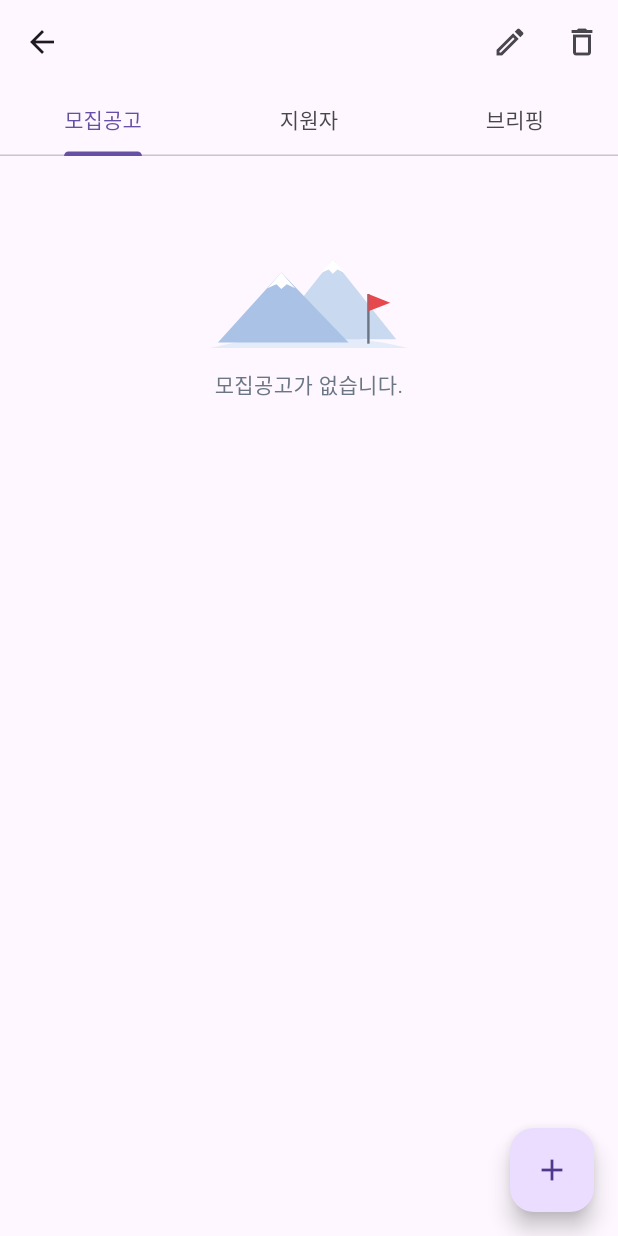
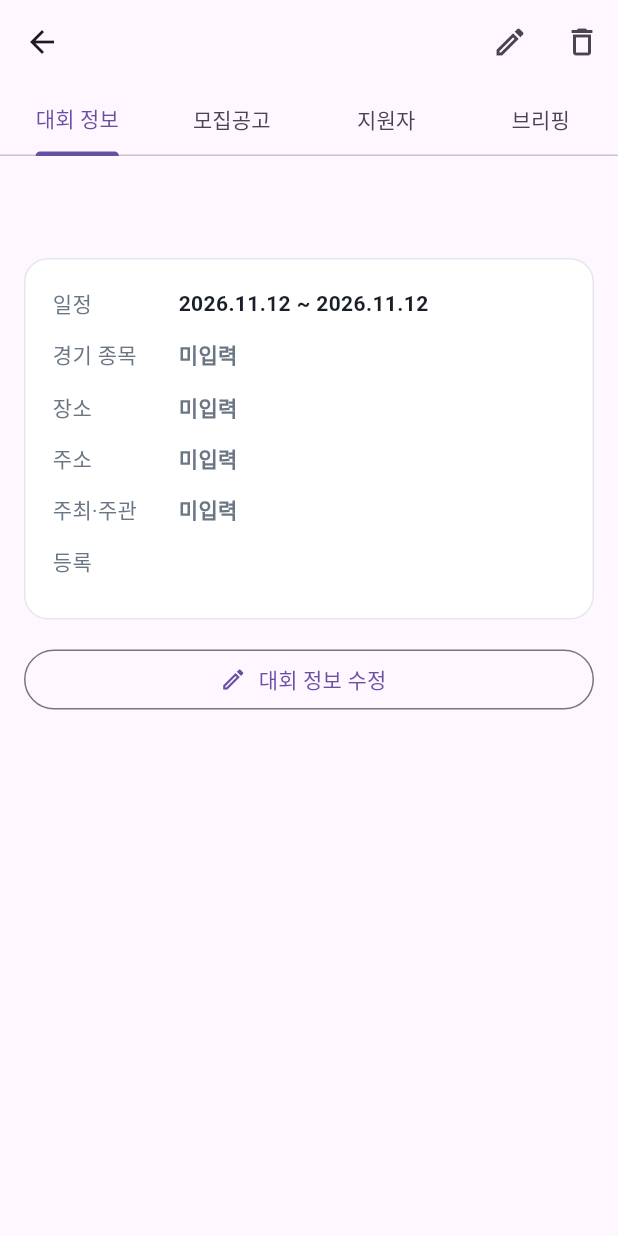
Before and after one commit to jiwon-ai/winref, a Flutter app: the CompetitionManage screen opened directly with empty values, on a phone screen of 412 x 824 dp. Run offline on Flutter 3.47's test engine with Material 3 defaults, Android fonts, the phone set to English and light mode, and no system bars; our stand-ins replace file_picker, firebase_core, firebase_messaging, pdf, printing, supabase_flutter and 2 more; missing offline and left inert: dart:js_interop, dart:ui_web; accounts and stored records are empty.

Commit message:
feat: 대회 관리 화면에 '대회 정보' 탭 추가 — 일정·종목·장소·주소·주최·등록자·지도·포스터, 바로 수정 (+E2E)
Co-Authored-By: Claude Opus 5.5 <noreply@anthropic.com>
Claude-Session: https://claude.ai/code/session_01LoRTHzmmYn6LtxUNU6apzA

```diff
--- a/app/lib/screens/organizer.dart
+++ b/app/lib/screens/organizer.dart
@@ -2,6 +2,7 @@ import 'package:flutter/material.dart';
 
 import '../common.dart';
 import '../theme.dart';
+import '../venue_map.dart';
 import 'profile.dart';
 
 /// 대회관계자 홈: 내 대회 목록 → 대회별 모집공고·지원자·브리핑 관리
@@ -276,7 +277,7 @@ class _CompetitionManageState extends State<CompetitionManage> {
   @override
   Widget build(BuildContext context) {
     return DefaultTabController(
-      length: 3,
+      length: 4,
       child: Scaffold(
         appBar: AppBar(
           actions: [
@@ -284,15 +285,73 @@ class _CompetitionManageState extends State<CompetitionManage> {
             IconButton(tooltip: '대회 삭제', onPressed: _delete, icon: const Icon(Icons.delete_outline)),
           ],
           title: Text(competition['name']),
-          bottom: const TabBar(tabs: [Tab(text: '모집공고'), Tab(text: '지원자'), Tab(text: '브리핑')]),
+          bottom: const TabBar(tabs: [Tab(text: '대회 정보'), Tab(text: '모집공고'), Tab(text: '지원자'), Tab(text: '브리핑')]),
         ),
         body: TabBarView(children: [
+          _CompetitionInfo(competition: competition, onEdit: _edit),
           _RecruitmentsManage(cid: competition['id']),
           _ApplicantsManage(cid: competition['id']),
           _BriefingsManage(cid: competition['id']),
         ]),
       ),
     );
+  }
+}
+
+// ---------- 대회 정보 ----------
+
+class _CompetitionInfo extends StatelessWidget {
+  final Map<String, dynamic> competition;
+  final VoidCallback onEdit;
+  const _CompetitionInfo({required this.competition, required this.onEdit});
+
+  @override
+  Widget build(BuildContext context) {
+    final c = competition;
+    String? v(String k) => (c[k] ?? '').toString().trim().isEmpty ? null : c[k].toString();
+    Widget row(String k, String? val) => Padding(
+          padding: const EdgeInsets.symmetric(vertical: 7),
+          child: Row(crossAxisAlignment: CrossAxisAlignment.start, children: [
+            SizedBox(width: 84, child: Text(k, style: const TextStyle(color: Brand.muted))),
+            Expanded(
+              child: Text(val ?? '미입력',
+                  style: TextStyle(fontWeight: FontWeight.w600, color: val == null ? Brand.muted : Brand.ink)),
+            ),
+          ]),
+        );
+    final organizer = c['profiles'] is Map ? (c['profiles']['organization'] ?? c['profiles']['name']) : null;
+    return ListView(padding: const EdgeInsets.fromLTRB(16, 16, 16, 48), children: [
+      if (v('discipline') != null) Align(alignment: Alignment.centerLeft, child: DisciplineTag(c['discipline'])),
+      const SizedBox(height: 8),
+      Text(c['name'] ?? '', style: Theme.of(context).textTheme.headlineSmall?.copyWith(fontWeight: FontWeight.w700)),
+      const SizedBox(height: 12),
+      Container(
+        padding: const EdgeInsets.fromLTRB(18, 12, 18, 12),
+        decoration: BoxDecoration(
+          color: Colors.white,
+          borderRadius: BorderRadius.circular(16),
+          border: Border.all(color: Brand.line),
+        ),
+        child: Column(crossAxisAlignment: CrossAxisAlignment.start, children: [
+          row('일정', '${fmtDate(c['starts_on'])}${c['ends_on'] != null ? ' ~ ${fmtDate(c['ends_on'])}' : ''}'),
+          row('경기 종목', v('discipline')),
+          row('장소', v('venue')),
+          row('주소', v('address')),
+          row('주최·주관', v('host_org')),
+          if (organizer != null) row('등록', organizer.toString()),
+          if (v('address') != null || v('venue') != null) ...[
+            const SizedBox(height: 8),
+            VenueMap(venue: c['venue'], address: c['address']),
+          ],
+          if (c['poster_path'] != null) ...[
+            const SizedBox(height: 8),
+            fileButton(context, c['poster_path'], label: '대회 포스터 보기'),
+          ],
+        ]),
+      ),
+      const SizedBox(height: 16),
+      OutlinedButton.icon(onPressed: onEdit, icon: const Icon(Icons.edit_outlined), label: const Text('대회 정보 수정')),
+    ]);
   }
 }
 
```
Also changed, not shown: 1 other file.
